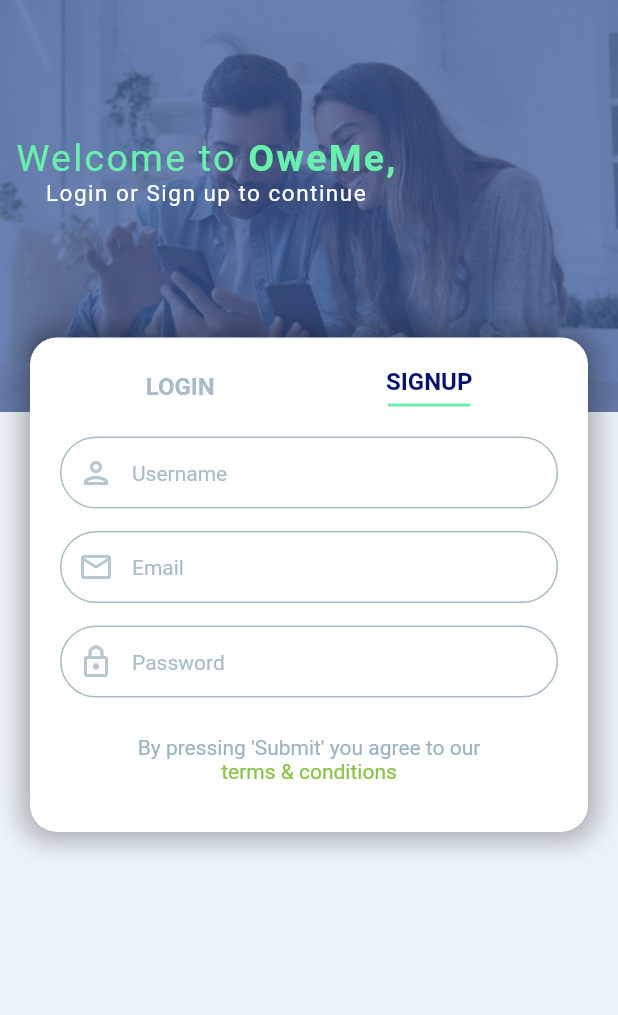
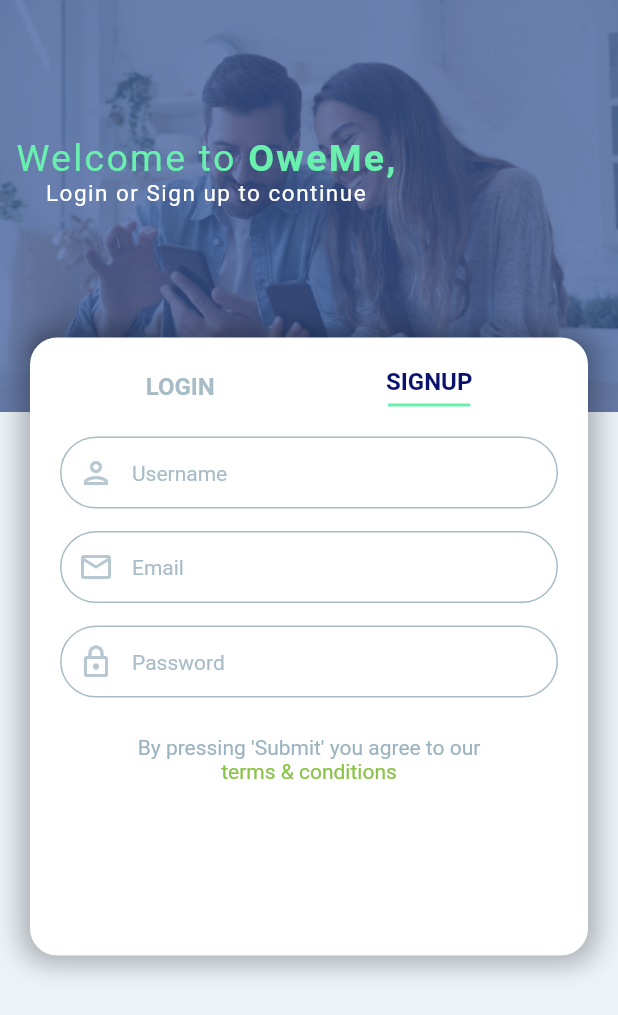
Before and after one commit to lthoma39/OweME, a Flutter app: the screen it shows after launch, on a phone screen of 412 x 824 dp. Shown: the top 1015 px of the screen. Run offline on Flutter 3.47's test engine with Material 2 defaults, Android fonts, the phone set to English and light mode, and no system bars; our stand-ins replace firebase_core; accounts and stored records are empty.

Commit message:
small changes to reg card

```diff
--- a/lib/registration_page/widgets/registration_card.dart
+++ b/lib/registration_page/widgets/registration_card.dart
@@ -19,7 +19,7 @@
         alignment: Alignment.topCenter,
         child: Container(
           padding: EdgeInsets.all(20),
-          height: SizeConfig.screenHeight / 2.5,
+          height: SizeConfig.screenHeight / 2,
           width: SizeConfig.screenWidth - 40,
           margin: EdgeInsets.symmetric(horizontal: 20),
           decoration: BoxDecoration(
@@ -33,6 +33,7 @@
               ),
             ],
           ),
+          child: SingleChildScrollView(
             child: Column(
               children: [
                 Row(
@@ -143,6 +144,7 @@
             ),
           ),
         ),
+      ),
     );
   }
 }
```
Lines whose indentation alone changed are shown as unchanged.
